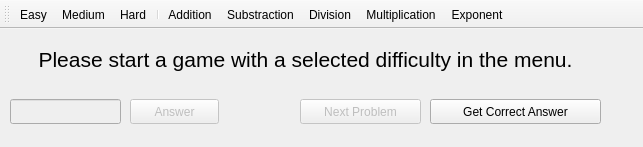
JayHacks2017-SC-BI-TD-BQ/Math-Game, file Math_Game/mainwindow.ui: the form before one commit.
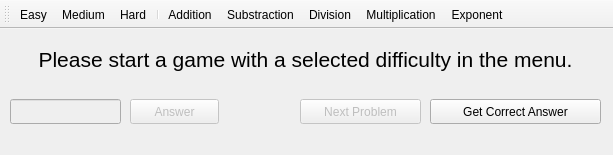
The form after the commit.

Commit message: GitEZPush.sh

What changed in the file:
```diff
--- a/Math_Game/mainwindow.ui
+++ b/Math_Game/mainwindow.ui
@@ -6,8 +6,8 @@
    <rect>
     <x>0</x>
     <y>0</y>
-    <width>643</width>
-    <height>147</height>
+    <width>613</width>
+    <height>155</height>
    </rect>
   </property>
   <property name="windowTitle">
```
The commit also changes 2 other files.
